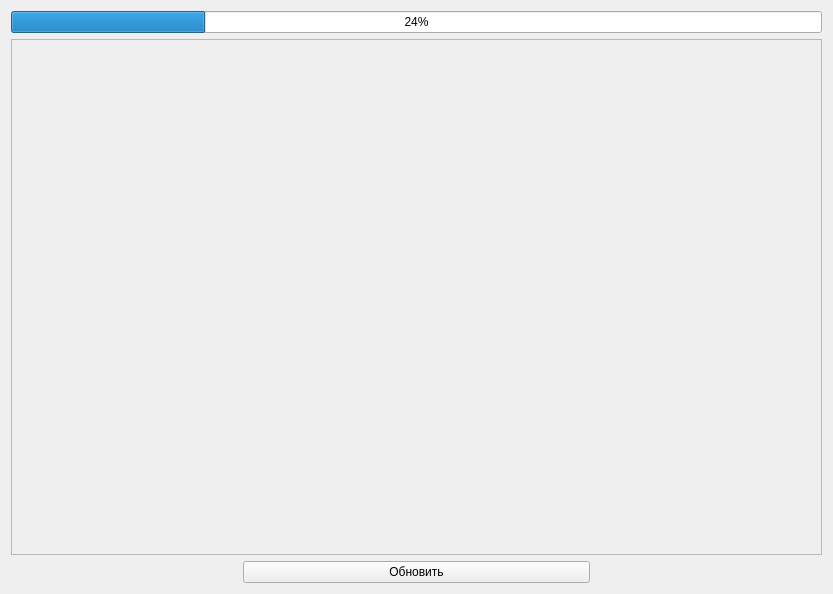
Old version of the form ViewModels/MainApplicationViewModels/NestedViewModels/CabinetViewModels/closedordersviewmodel.ui in the repository SisAdminNsk/CarRentalClient.
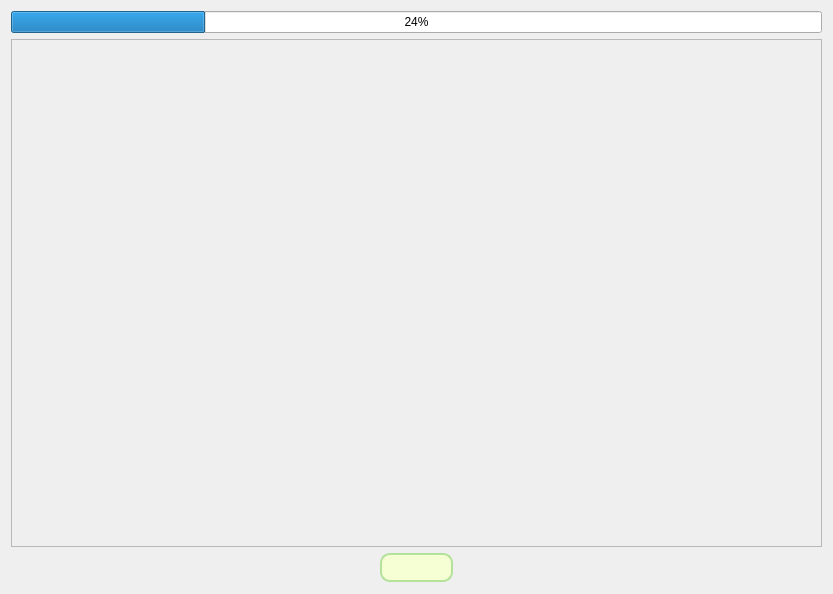
New version of the form. Icons and pictures are not drawn.

Diff of the .ui file:
```diff
--- a/ViewModels/MainApplicationViewModels/NestedViewModels/CabinetViewModels/closedordersviewmodel.ui
+++ b/ViewModels/MainApplicationViewModels/NestedViewModels/CabinetViewModels/closedordersviewmodel.ui
@@ -31,8 +31,8 @@
        <rect>
         <x>0</x>
         <y>0</y>
-        <width>809</width>
-        <height>497</height>
+        <width>813</width>
+        <height>504</height>
        </rect>
       </property>
       <property name="styleSheet">
@@ -47,7 +47,7 @@
     </widget>
    </item>
    <item row="2" column="0">
-    <layout class="QHBoxLayout" name="horizontalLayout_3" stretch="2,3,2">
+    <layout class="QHBoxLayout" name="horizontalLayout_3" stretch="7,3,2,3,7">
      <item>
       <spacer name="horizontalSpacer_2">
        <property name="orientation">
@@ -62,9 +62,52 @@
       </spacer>
      </item>
      <item>
-      <widget class="QPushButton" name="updateButton">
+      <widget class="QPushButton" name="pushButton_2">
+       <property name="styleSheet">
+        <string notr="true">QPushButton { background: transparent; border: none; } 
+                           QPushButton::hover { background: #e0e0e0; } 
+                           QPushButton::pressed { background: #d0d0d0; } 
+                           QPushButton { image: url(:/media/Media/left_arrow_icon.png); }
+
+QPushButton{
+	height: 30%;
+}</string>
+       </property>
        <property name="text">
-        <string>Обновить</string>
+        <string/>
+       </property>
+      </widget>
+     </item>
+     <item>
+      <widget class="QLineEdit" name="lineEdit">
+       <property name="styleSheet">
+        <string notr="true">QLineEdit{
+	font-size: 14pt;
+	font-weight: 600;
+	background-color: rgb(246, 255, 212);
+}
+
+QLineEdit {
+	border: 1.5px solid rgb(180,226,155);
+	border-radius: 10px;
+}</string>
+       </property>
+      </widget>
+     </item>
+     <item>
+      <widget class="QPushButton" name="pushButton">
+       <property name="styleSheet">
+        <string notr="true">QPushButton { background: transparent; border: none; } 
+                           QPushButton::hover { background: #e0e0e0; } 
+                           QPushButton::pressed { background: #d0d0d0; } 
+                           QPushButton { image: url(:/media/Media/right_arrow_icon.png); }
+
+QPushButton{
+	height: 30%;
+}</string>
+       </property>
+       <property name="text">
+        <string/>
        </property>
       </widget>
      </item>
```
Left out of the diff: 14 changed lines with no effect on the pictures.
